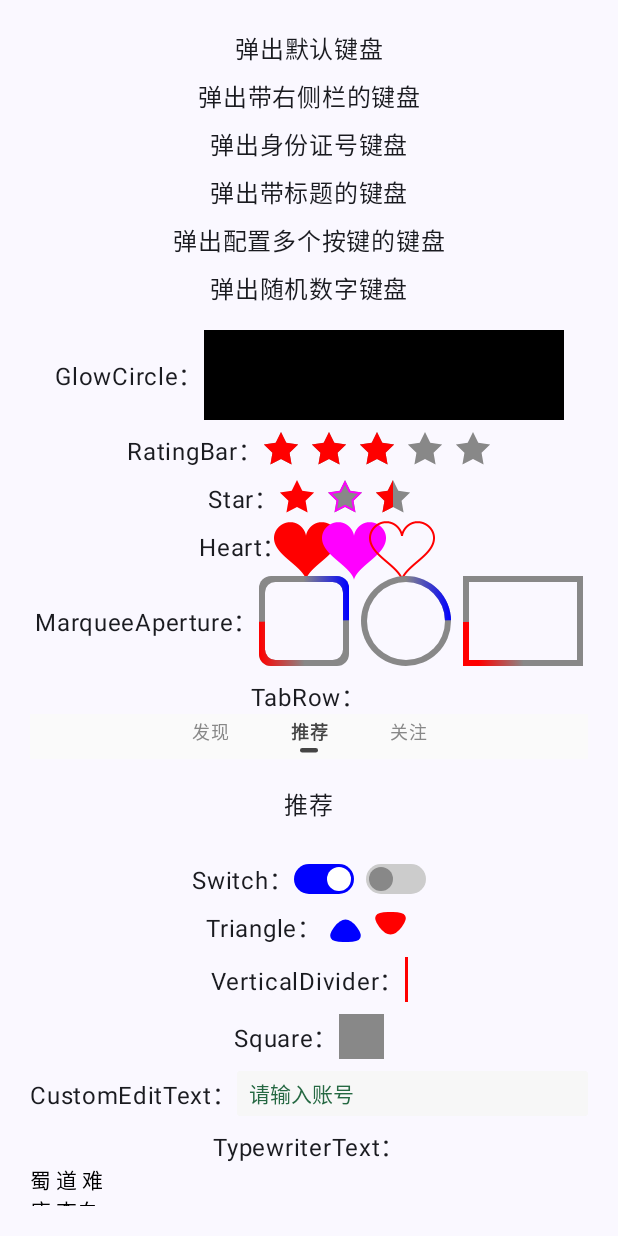
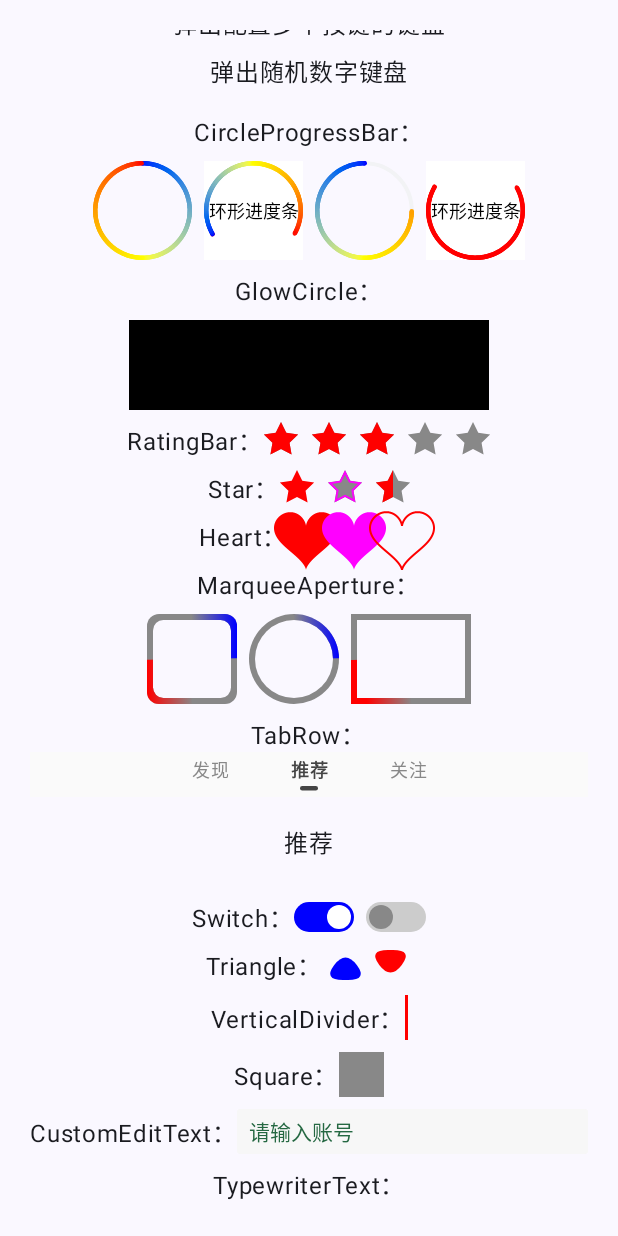
Before and after one commit to FPhoenixCorneaE/android-base-ui-compose, an Android app built with Jetpack Compose: the screen it shows after launch (MainActivity), on a phone screen of 412 x 824 dp. Run offline under Robolectric (Android 15) with nearby library versions, the phone set to English and light mode, and no system bars; our stand-ins replace accompanist; 4 statements that could not run were skipped.

Commit message:
feat: 添加自定义环形进度条[CircleProgressBar]：支持渐变进度，支持动画，支持逆时针增加进度，支持非满圆

```diff
--- a/app/src/main/java/com/fphoenixcorneae/widget/MainActivity.kt
+++ b/app/src/main/java/com/fphoenixcorneae/widget/MainActivity.kt
@@ -37,6 +37,7 @@ import androidx.compose.ui.Alignment
 import androidx.compose.ui.Modifier
 import androidx.compose.ui.graphics.Color
 import androidx.compose.ui.text.TextStyle
+import androidx.compose.ui.text.buildAnnotatedString
 import androidx.compose.ui.unit.dp
 import androidx.compose.ui.unit.sp
 import com.fphoenixcorneae.compose.clickableNoRipple
@@ -200,11 +201,50 @@ class MainActivity : ComponentActivity() {
                                     }
                                 }
                             }
+                            Text(text = "CircleProgressBar：")
+                            Row(verticalAlignment = Alignment.CenterVertically) {
+                                CircleProgressBar(
+                                    radius = 30.dp,
+                                    progress = 100f,
+                                    colorStops = listOf(0f to Color.Blue, 0.5f to Color.Yellow, 1f to Color.Red),
+                                )
+                                Spacer(modifier = Modifier.width(8.dp))
+                                CircleProgressBar(
+                                    modifier = Modifier.background(Color.White),
+                                    progress = 100f,
+                                    radius = 30.dp,
+                                    color = Color.Red,
+                                    colorStops = listOf(0f to Color.Blue, 0.5f to Color.Yellow, 1f to Color.Red),
+                                    startAngle = -210f,
+                                    maxAngle = 240f,
+                                    centerText = buildAnnotatedString { append("环形进度条") },
+                                    centerTextStyle = TextStyle(fontSize = 12.sp),
+                                )
+                                Spacer(modifier = Modifier.width(8.dp))
+                                CircleProgressBar(
+                                    radius = 30.dp,
+                                    progress = 75f,
+                                    clockwise = false,
+                                    colorStops = listOf(0f to Color.Blue, 0.5f to Color.Yellow, 1f to Color.Red)
+                                )
+                                Spacer(modifier = Modifier.width(8.dp))
+                                CircleProgressBar(
+                                    modifier = Modifier.background(Color.White),
+                                    progress = 100f,
+                                    radius = 30.dp,
+                                    color = Color.Red,
+                                    startAngle = -150f,
+                                    maxAngle = 240f,
+                                    centerText = buildAnnotatedString { append("环形进度条") },
+                                    centerTextStyle = TextStyle(fontSize = 12.sp),
+                                    clockwise = false,
+                                )
+                            }
+                            Text(text = "GlowCircle：")
                             Row(
                                 verticalAlignment = Alignment.CenterVertically,
                                 horizontalArrangement = Arrangement.Center
                             ) {
-                                Text(text = "GlowCircle：")
                                 GlowCircle(
                                     modifier = Modifier
                                         .size(60.dp)
@@ -263,8 +303,8 @@ class MainActivity : ComponentActivity() {
                                 Spacer(modifier = Modifier.width(8.dp))
                                 Heart(isFill = false)
                             }
+                            Text(text = "MarqueeAperture：")
                             Row(verticalAlignment = Alignment.CenterVertically) {
-                                Text(text = "MarqueeAperture：")
                                 MarqueeAperture(modifier = Modifier.size(60.dp), radius = 8.dp)
                                 Spacer(modifier = Modifier.width(8.dp))
                                 MarqueeAperture(modifier = Modifier.size(60.dp), radius = 30.dp, color2Stops = null)
--- /dev/null
+++ b/custom-widget/src/main/java/com/fphoenixcorneae/widget/CircleProgressBar.kt
@@ -0,0 +1,229 @@
+package com.fphoenixcorneae.widget
+
+import androidx.compose.animation.core.animateFloatAsState
+import androidx.compose.animation.core.tween
+import androidx.compose.foundation.Canvas
+import androidx.compose.foundation.background
+import androidx.compose.foundation.layout.Row
+import androidx.compose.foundation.layout.Spacer
+import androidx.compose.foundation.layout.size
+import androidx.compose.foundation.layout.width
+import androidx.compose.runtime.Composable
+import androidx.compose.runtime.LaunchedEffect
+import androidx.compose.runtime.getValue
+import androidx.compose.runtime.mutableStateOf
+import androidx.compose.runtime.remember
+import androidx.compose.runtime.setValue
+import androidx.compose.ui.Alignment
+import androidx.compose.ui.Modifier
+import androidx.compose.ui.geometry.Offset
+import androidx.compose.ui.geometry.Size
+import androidx.compose.ui.graphics.Color
+import androidx.compose.ui.graphics.StrokeCap
+import androidx.compose.ui.graphics.StrokeJoin
+import androidx.compose.ui.graphics.drawscope.Stroke
+import androidx.compose.ui.graphics.drawscope.rotate
+import androidx.compose.ui.graphics.lerp
+import androidx.compose.ui.platform.LocalDensity
+import androidx.compose.ui.text.AnnotatedString
+import androidx.compose.ui.text.ExperimentalTextApi
+import androidx.compose.ui.text.TextStyle
+import androidx.compose.ui.text.buildAnnotatedString
+import androidx.compose.ui.text.drawText
+import androidx.compose.ui.text.rememberTextMeasurer
+import androidx.compose.ui.tooling.preview.Preview
+import androidx.compose.ui.unit.Dp
+import androidx.compose.ui.unit.dp
+import androidx.compose.ui.unit.sp
+import kotlin.math.cos
+import kotlin.math.roundToInt
+import kotlin.math.sin
+
+/**
+ * 环形进度条，支持渐变进度，支持动画，支持逆时针增加进度，支持非满圆
+ * @param progress         圆环当前进度
+ * @param max              圆环最大进度
+ * @param radius           圆环内环半径
+ * @param color            圆环进度颜色
+ * @param backgroundColor  圆环背景色
+ * @param ringThickness    圆环的厚度
+ * @param clockwise        是否顺时针增加，默认为true
+ * @param centerText       中心文字
+ * @param centerTextStyle  中心文字样式
+ * @param startAngle       开始角度，右边为0°，左边为-180°
+ * @param maxAngle         最大角度，默认360°
+ * @param drawInitialPoint 是否绘制初始点
+ * @param durationMillis   动画时长
+ */
+@OptIn(ExperimentalTextApi::class)
+@Composable
+fun CircleProgressBar(
+    modifier: Modifier = Modifier,
+    progress: Float = 0f,
+    max: Float = 100f,
+    radius: Dp = 60.dp,
+    color: Color = Color.Blue,
+    colorStops: List<Pair<Float, Color>>? = null,
+    backgroundColor: Color = Color(0xFFF2F3F5),
+    ringThickness: Dp = 3.dp,
+    clockwise: Boolean = true,
+    centerText: AnnotatedString? = null,
+    centerTextStyle: TextStyle? = null,
+    startAngle: Float = -90f,
+    maxAngle: Float = 360f,
+    drawInitialPoint: Boolean = true,
+    durationMillis: Int = 1000,
+) {
+    val density = LocalDensity.current
+    val textMeasurer = rememberTextMeasurer()
+    var animState by remember { mutableStateOf(AnimState.Ready) }
+    val degree = (maxAngle * progress.coerceAtLeast(0f).coerceAtMost(max) / max)
+    val animatedProgress by animateFloatAsState(
+        targetValue = if (animState == AnimState.Ready) 0f else degree,
+        animationSpec = tween(durationMillis = durationMillis),
+        finishedListener = {
+            animState = AnimState.Stop
+        },
+    )
+    LaunchedEffect(key1 = Unit) {
+        animState = AnimState.Start
+    }
+    Canvas(
+        modifier = Modifier
+            .then(modifier)
+            .size(radius * 2 + ringThickness * 2),
+    ) {
+        rotate(degrees = startAngle) {
+            // 绘制圆环背景
+            drawArc(
+                color = backgroundColor,
+                startAngle = 0f,
+                sweepAngle = if (clockwise) maxAngle else -maxAngle,
+                useCenter = false,
+                topLeft = Offset(
+                    x = density.run { ringThickness.toPx() / 2 },
+                    y = density.run { ringThickness.toPx() / 2 }),
+                size = Size(
+                    width = size.width - density.run { ringThickness.toPx() },
+                    height = size.height - density.run { ringThickness.toPx() }),
+                style = Stroke(
+                    width = density.run { ringThickness.toPx() - 0.5f },
+                    miter = 4f,
+                    cap = StrokeCap.Round,
+                    join = StrokeJoin.Round,
+                ),
+            )
+            if (drawInitialPoint) {
+                // 绘制初始点
+                drawCircle(
+                    color = color,
+                    radius = density.run { ringThickness.toPx() / 2 },
+                    center = center.getCircleOffset(radius = density.run { (ringThickness / 2 + radius).toPx() }, 0f),
+                )
+            }
+            // 绘制进度
+            val stops = colorStops?.map { it.first }?.flatMap { listOf(maxAngle * it) }
+            val colors = colorStops?.map { it.second }
+            repeat(times = animatedProgress.roundToInt()) {
+                var progressColor = color
+                if (!colors.isNullOrEmpty()) {
+                    var colorFraction = 0f
+                    var i = 0
+                    stops?.run {
+                        forEachIndexed { index, fl ->
+                            if (index + 1 < stops.size && it.toFloat() in fl..stops[index + 1]) {
+                                i = index
+                                colorFraction = (it - fl) / (stops[index + 1] - fl)
+                                return@run
+                            }
+                        }
+                    }
+                    progressColor = lerp(start = colors[i], stop = colors[i + 1], fraction = colorFraction)
+                }
+                drawCircle(
+                    color = progressColor,
+                    radius = density.run { ringThickness.toPx() / 2 },
+                    center = center.getCircleOffset(
+                        radius = density.run { (ringThickness / 2 + radius).toPx() },
+                        if (clockwise) it.toFloat() else -it.toFloat(),
+                    ),
+                )
+            }
+        }
+        centerText?.let {
+            val centerTextLayoutResult = textMeasurer.measure(text = it, style = centerTextStyle ?: TextStyle.Default)
+            // 绘制中心文字
+            drawText(
+                textMeasurer = textMeasurer,
+                text = it,
+                style = centerTextStyle ?: TextStyle.Default,
+                topLeft = center.minus(
+                    Offset(
+                        centerTextLayoutResult.size.width / 2f,
+                        centerTextLayoutResult.size.height / 2f,
+                    )
+                ),
+            )
+        }
+    }
+}
+
+internal enum class AnimState {
+    Ready,
+    Start,
+    Stop,
+}
+
+/**
+ * 根据圆心偏移获取圆上的偏移
+ * @param radius 半径
+ * @param angle  角度
+ */
+fun Offset.getCircleOffset(radius: Float, angle: Float): Offset = run {
+    val x = x + radius * cos(Math.toRadians(angle.toDouble()))
+    val y = y + radius * sin(Math.toRadians(angle.toDouble()))
+    Offset(x.toFloat(), y.toFloat())
+}
+
+@Preview
+@Composable
+fun PreviewCircleProgressBar() {
+    Row(verticalAlignment = Alignment.CenterVertically) {
+        CircleProgressBar(
+            radius = 30.dp,
+            progress = 100f,
+            colorStops = listOf(0f to Color.Blue, 0.5f to Color.Yellow, 1f to Color.Red),
+        )
+        Spacer(modifier = Modifier.width(8.dp))
+        CircleProgressBar(
+            modifier = Modifier.background(Color.White),
+            progress = 100f,
+            radius = 30.dp,
+            color = Color.Red,
+            colorStops = listOf(0f to Color.Blue, 0.5f to Color.Yellow, 1f to Color.Red),
+            startAngle = -210f,
+            maxAngle = 240f,
+            centerText = buildAnnotatedString { append("环形进度条") },
+            centerTextStyle = TextStyle(fontSize = 12.sp),
+        )
+        Spacer(modifier = Modifier.width(8.dp))
+        CircleProgressBar(
+            radius = 30.dp,
+            progress = 75f,
+            clockwise = false,
+            colorStops = listOf(0f to Color.Blue, 0.5f to Color.Yellow, 1f to Color.Red)
+        )
+        Spacer(modifier = Modifier.width(8.dp))
+        CircleProgressBar(
+            modifier = Modifier.background(Color.White),
+            progress = 100f,
+            radius = 30.dp,
+            color = Color.Red,
+            startAngle = -150f,
+            maxAngle = 240f,
+            centerText = buildAnnotatedString { append("环形进度条") },
+            centerTextStyle = TextStyle(fontSize = 12.sp),
+            clockwise = false,
+        )
+    }
+}
```
Also changed, not shown: 1 other file.
